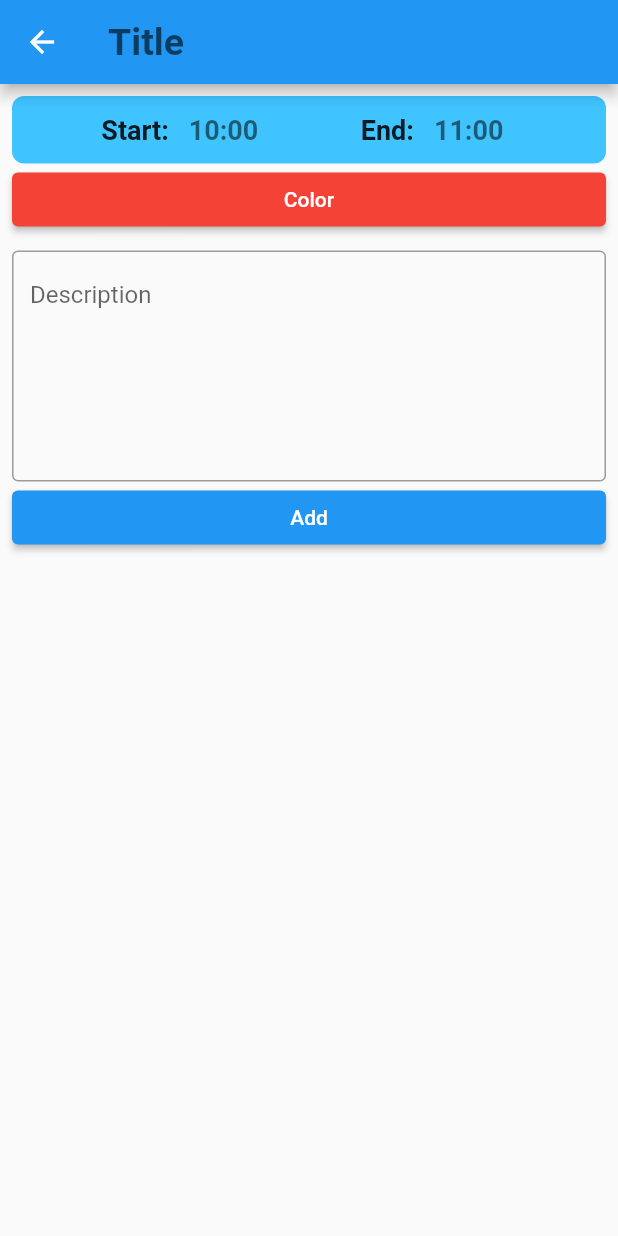
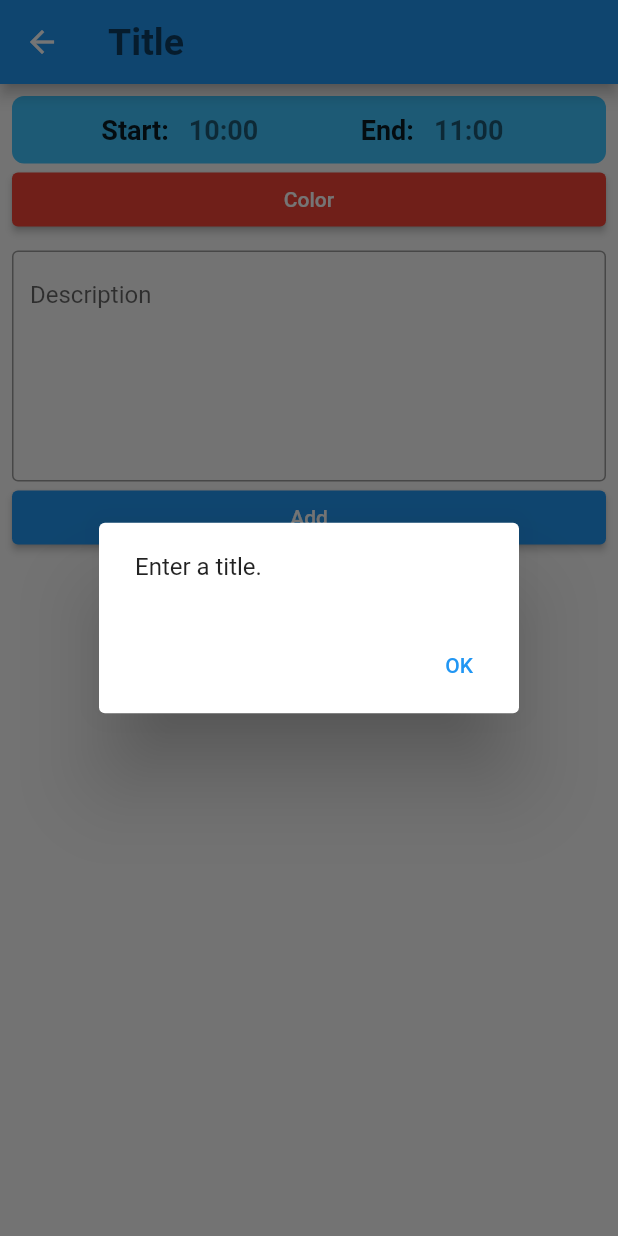
Before and after one commit to PEC-CSS/Time-Table-App, a Flutter app: the NewSubject screen opened directly with empty values, after a tap on "Add", on a phone screen of 412 x 824 dp. Run offline on Flutter 3.47's test engine with Material 2 defaults, Android fonts, the phone set to English and light mode, and no system bars; missing offline and left inert: flex_color_picker.

Commit message:
Added validation to new subject card, and data now gets reflected in the new time table page

```diff
--- a/lib/database/database.dart
+++ b/lib/database/database.dart
@@ -29,7 +29,7 @@ class Database{
 
     return tasks;
   }
-  static addNewSubject(Subject subject, int day) {
+  static addNewTimeTable(List<List<Subject>> data) {
 
   }
 }
--- a/lib/new_time_table/new_subject_card.dart
+++ b/lib/new_time_table/new_subject_card_page.dart
@@ -1,11 +1,11 @@
 import 'package:flutter/material.dart';
-import 'package:time_table_app/database/database.dart';
 import 'package:time_table_app/model/subject_model.dart';
 import 'package:flex_color_picker/flex_color_picker.dart';
 
 class NewSubject extends StatefulWidget {
-  NewSubject(this.day, {Key? key}) : super(key: key);
+  NewSubject(this.day, this.data, {Key? key}) : super(key: key);
   final int day;
+  final List<List<Subject>> data;
 
   @override
   State<NewSubject> createState() => _NewSubjectState();
@@ -24,6 +24,7 @@ class _NewSubjectState extends State<NewSubject> {
     DateTime current = DateTime.now();
     startTime = DateTime(
         current.year, current.month, current.day, newTime.hour, newTime.minute);
+    print("called");
   }
 
   void changeEndTime(TimeOfDay newTime) {
@@ -128,6 +129,22 @@ class _NewSubjectState extends State<NewSubject> {
             child: Text("Add"),
             onPressed: () {
               String title = titleController.text;
+              if (title.isEmpty) {
+                showDialog(
+                    context: context,
+                    builder: (BuildContext context) {
+                      return AlertDialog(
+                        content: Text("Enter a title."),
+                        actions: [
+                          TextButton(
+                              onPressed: () {
+                                Navigator.pop(context);
+                              },
+                              child: Text("OK"))
+                        ],
+                      );
+                    });
+              } else {
                 Duration duration = endTime.difference(startTime);
                 String desc = descriptionController.text.trim();
                 Subject newSubject = Subject(
@@ -135,10 +152,11 @@ class _NewSubjectState extends State<NewSubject> {
                     description: desc,
                     startTime: startTime,
                     duration: duration,
-                  color: currentColor
-              );
+                    color: currentColor);
 
-              Database.addNewSubject(newSubject, this.widget.day);
+                this.widget.data[this.widget.day].add(newSubject);
+                Navigator.pop(context);
+              }
             },
           )
         ],
@@ -169,6 +187,7 @@ class _TimeButtonState extends State<TimeButton> {
     setState(() {
       if (newTime != null) {
         time = newTime;
+        widget.callback(time);
       }
     });
   }
--- a/lib/widgets/subject_card.dart
+++ b/lib/widgets/subject_card.dart
@@ -10,7 +10,7 @@ class SubjectCard extends StatelessWidget {
 
   SubjectCard({Key? key, required this.subject}) :
         this.time = Text(
-          "${subject.startTime.hour} ${subject.startTime.minute}",
+          "${subject.startTime.hour.toString().padLeft(2, '0')} ${subject.startTime.minute.toString().padLeft(2, '0')}",
           style: TextStyle(fontSize: 20),
         ),
         super(key: key);
@@ -27,7 +27,7 @@ class SubjectCard extends StatelessWidget {
   Widget build(BuildContext context) {
     return Center(
       child: Hero(
-        tag: this.subject.name.hashCode,
+        tag: this.subject.hashCode,
         child: Card(
           color: this.subject.color,
           margin: EdgeInsets.zero,
```
Also changed, not shown: lib/new_time_table/new_time_table_page.dart (+46 -5 lines), lib/widgets/popup_subject_card.dart (+2 -57 lines). Lines whose indentation alone changed are shown as unchanged.
